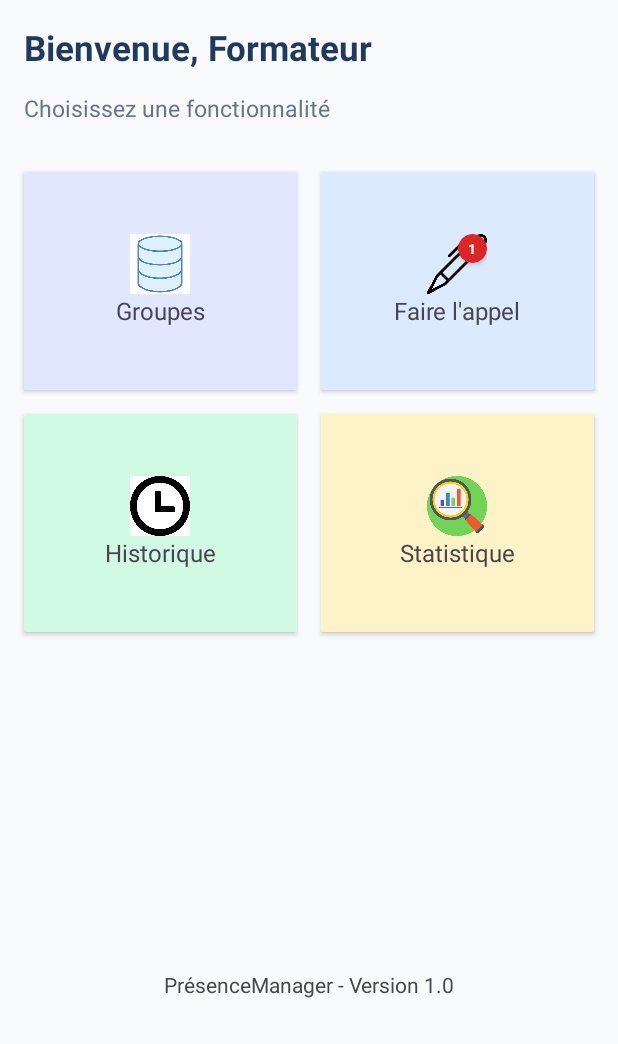
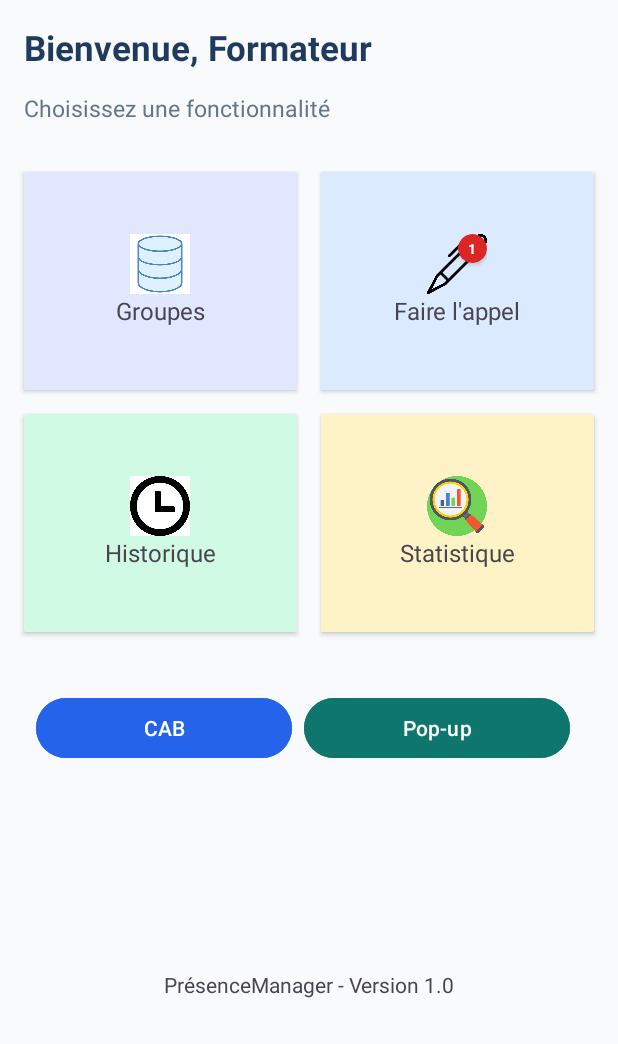
Before and after one commit to AbdelbadieAbkhich/PresenceManage, an Android app: the DashboardActivity screen opened directly, with no data from a screen before it, on a phone screen of 412 x 824 dp, the part 192-1236 px from its top. Run offline under Robolectric (Android 15) with nearby library versions, the phone set to English and light mode, and no system bars.

Commit message:
TP03: ajouter deux botton cab , popup

```diff
--- a/app/src/main/res/layout/activity_dashboard.xml
+++ b/app/src/main/res/layout/activity_dashboard.xml
@@ -267,8 +267,39 @@
 
 
     </GridLayout>
+    <LinearLayout
+        android:layout_width="match_parent"
+        android:layout_height="wrap_content"
+        app:layout_constraintTop_toBottomOf="@+id/gridLayout"
+        android:layout_marginTop="24dp"
+        android:layout_marginStart="24dp"
+        android:layout_marginEnd="24dp"
+        app:layout_constraintStart_toStartOf="parent"
+        app:layout_constraintEnd_toEndOf="parent"
+        >
 
+    <Button
+        android:id="@+id/btncab"
+        android:layout_width="wrap_content"
+        android:layout_height="wrap_content"
+        android:layout_weight="1"
+        android:layout_marginEnd="8dp"
+        android:textColor="#FFFFFF"
+        android:layout_gravity="center"
+        android:text="CAB"
+        android:backgroundTint="#2563EB"
 
+        />
+    <Button
+        android:id="@+id/btnPopUp"
+        android:layout_width="wrap_content"
+        android:layout_height="wrap_content"
+        android:layout_weight="1"
+        android:layout_marginEnd="8dp"
+        android:textColor="#FFFFFF"
+        android:text="Pop-up"
+        android:backgroundTint="#0F766E"/>
+    </LinearLayout>
 
     <TextView
         android:id="@+id/txtFooterDashboard"
@@ -280,7 +311,4 @@
         android:layout_marginBottom="30dp"/>
 
 
-
-
-
 </androidx.constraintlayout.widget.ConstraintLayout>
--- /dev/null
+++ b/app/src/main/res/menu/menu_cab.xml
@@ -0,0 +1,27 @@
+<?xml version="1.0" encoding="utf-8"?>
+<menu xmlns:android="http://schemas.android.com/apk/res/android"
+    xmlns:app="http://schemas.android.com/apk/res-auto">
+        <item
+            android:id="@+id/action_search"
+            android:title="Recherche"
+            android:icon="@android:drawable/ic_menu_search"
+            app:showAsAction="always"/>
+        <item
+            android:id="@+id/action_share"
+            android:title="Partager"
+            android:icon="@android:drawable/ic_menu_share"
+            app:showAsAction="always"/>
+        <item
+            android:id="@+id/action_afficher"
+            android:title="Afficher"
+            app:showAsAction="ifRoom|withText" />
+        <item
+            android:id="@+id/action_delete"
+            android:title="Supprimer"
+            android:icon="@android:drawable/ic_menu_delete"
+            app:showAsAction="always"/>
+        <item
+            android:id="@+id/action_terminer"
+            android:title="Terminer"
+            app:showAsAction="never" />
+</menu>
--- /dev/null
+++ b/app/src/main/res/menu/popup.xml
@@ -0,0 +1,12 @@
+<?xml version="1.0" encoding="utf-8"?>
+<menu xmlns:android="http://schemas.android.com/apk/res/android">
+
+        <item
+            android:id="@+id/action_ouvrir_groupes"
+            android:title="Ouvrir Groupes" />
+        <item
+            android:id="@+id/action_informations"
+            android:title="Informations" />
+
+
+</menu>
```
Also changed, not shown: app/src/main/java/com/example/pesencemanager/DashboardActivity.kt (+81 -0 lines).
